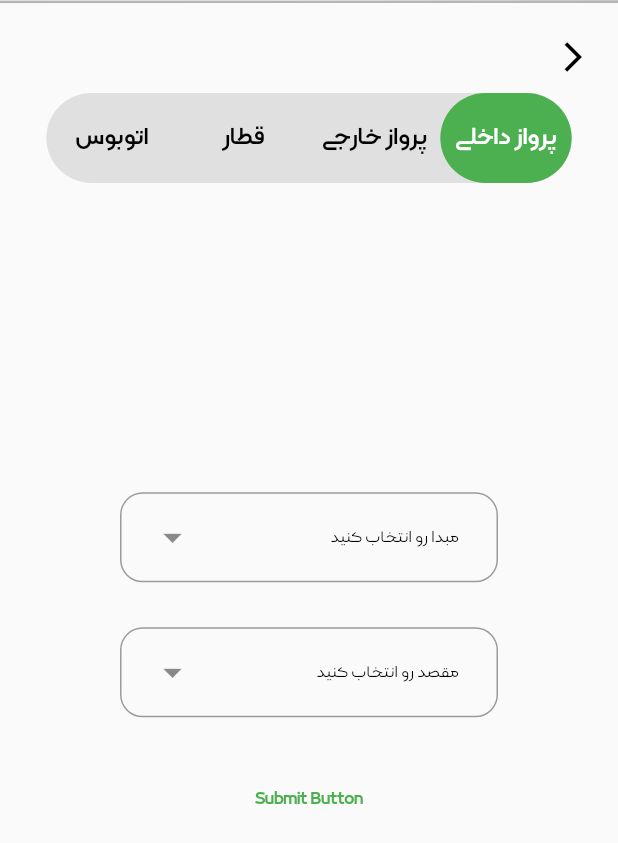
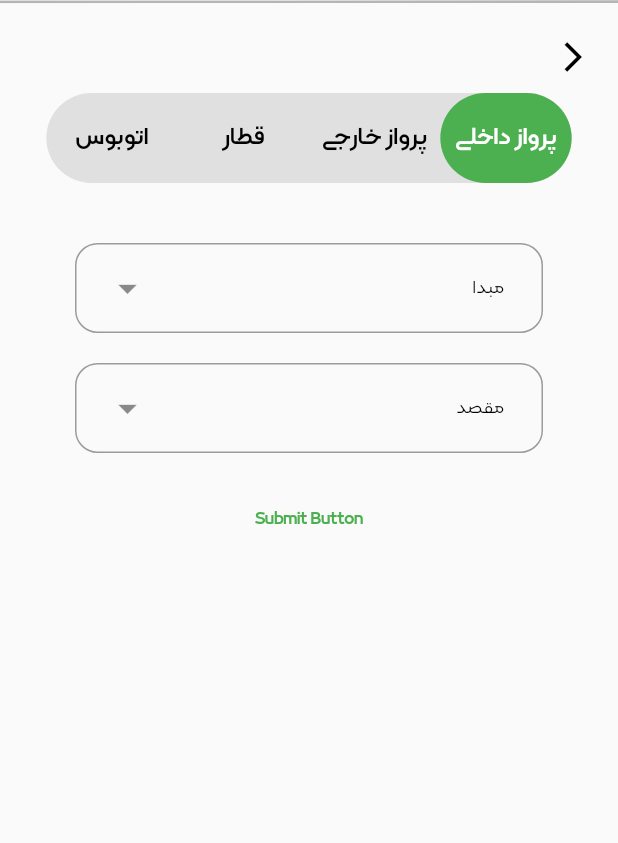
Before and after one commit to ghaemaliabadi/unlimited-heap-ap401, a Flutter app: the screen it shows after launch, after a tap on "صفحه اصلی پروژه", on a phone screen of 412 x 824 dp. Shown: the top 843 px of the screen. Run offline on Flutter 3.47's test engine with Material 2 defaults, Android fonts, the phone set to English and light mode, and no system bars; our stand-ins replace dropdown_button2.

Commit message:
chore: drop down menu is null handler

```diff
--- a/lib/screens/ProjectMainPage.dart
+++ b/lib/screens/ProjectMainPage.dart
@@ -33,9 +33,9 @@ class _ProjectMainPage extends State<ProjectMainPage> {
     textEditingController.dispose();
     super.dispose();
   }
-  final List<String> genderItems = [
-    'Male',
-    'Female',
+  final List<String> travelType = [
+    'یک طرفه',
+    'دو طرفه',
   ];
 
   @override
@@ -118,136 +118,16 @@ class _ProjectMainPage extends State<ProjectMainPage> {
                           child: Form(
                             key: _formKey,
                             child: Padding(
-                              padding: const EdgeInsets.symmetric(horizontal: 80),
+                              padding:
+                                  const EdgeInsets.symmetric(horizontal: 50),
                               child: Column(
-                                mainAxisAlignment: MainAxisAlignment.center,
+                                // mainAxisAlignment: MainAxisAlignment.center,
                                 children: [
-                                  DropdownButtonFormField2(
-                                    decoration: InputDecoration(
-                                      //Add isDense true and zero Padding.
-                                      //Add Horizontal padding using buttonPadding and Vertical padding by increasing buttonHeight instead of add Padding here so that The whole TextField Button become clickable, and also the dropdown menu open under The whole TextField Button.
-                                      isDense: true,
-                                      contentPadding: EdgeInsets.zero,
-                                      border: OutlineInputBorder(
-                                        borderRadius: BorderRadius.circular(15),
-                                      ),
-                                      //Add more decoration as you want here
-                                      //Add label If you want but add hint outside the decoration to be aligned in the button perfectly.
-                                    ),
-                                    isExpanded: true,
-                                    hint: Text(
-                                      'مبدا رو انتخاب کنید',
-                                      style: Theme.of(context).textTheme.bodyText1,
-                                    ),
-                                    items: items
-                                        .map((item) => DropdownMenuItem<String>(
-                                      value: item,
-                                      child: Text(
-                                        item,
-                                        style: const TextStyle(
-                                          fontSize: 14,
-                                        ),
-                                      ),
-                                    ))
-                                        .toList(),
-                                    validator: (value) {
-                                      if (value == null) {
-                                        return 'مبدا';
-                                      }
-                                      return null;
-                                    },
-                                    onChanged: (value) {
-                                      //Do something when changing the item if you want.
-                                    },
-                                    onSaved: (value) {
-                                      selectedValue = value.toString();
-                                    },
-                                    buttonStyleData: const ButtonStyleData(
-                                      height: 60,
-                                      padding: EdgeInsets.only(left: 20, right: 10),
-                                    ),
-                                    iconStyleData: const IconStyleData(
-                                      icon: Icon(
-                                        Icons.arrow_drop_down,
-                                        color: Colors.black45,
-                                      ),
-                                      iconSize: 30,
-                                    ),
-                                    dropdownStyleData: DropdownStyleData(
-                                      decoration: BoxDecoration(
-                                        borderRadius: BorderRadius.circular(15),
-                                      ),
-                                      maxHeight: 200,
-                                        scrollbarTheme: ScrollbarThemeData(
-                                          radius: const Radius.circular(40),
-                                          thickness: MaterialStateProperty.all(6),
-                                          thumbVisibility: MaterialStateProperty.all(true),
-                                        )
-                                    ),
-                                  ),
-                                  const SizedBox(height: 30),
-                                  DropdownButtonFormField2(
-                                    decoration: InputDecoration(
-                                      //Add isDense true and zero Padding.
-                                      //Add Horizontal padding using buttonPadding and Vertical padding by increasing buttonHeight instead of add Padding here so that The whole TextField Button become clickable, and also the dropdown menu open under The whole TextField Button.
-                                      isDense: true,
-                                      contentPadding: EdgeInsets.zero,
-                                      border: OutlineInputBorder(
-                                        borderRadius: BorderRadius.circular(15),
-                                      ),
-                                      //Add more decoration as you want here
-                                      //Add label If you want but add hint outside the decoration to be aligned in the button perfectly.
-                                    ),
-                                    isExpanded: true,
-                                    hint: Text(
-                                      'مقصد رو انتخاب کنید',
-                                      style: Theme.of(context).textTheme.bodyText1,
-                                    ),
-                                    items: items
-                                        .map((item) => DropdownMenuItem<String>(
-                                      value: item,
-                                      child: Text(
-                                        item,
-                                        style: Theme.of(context).textTheme.bodyText1,
-                                      ),
-                                    ))
-                                        .toList(),
-                                    validator: (value) {
-                                      if (value == null) {
-                                        return 'لطفا مقصد رو انتخاب کنید';
-                                      }
-                                      return null;
-                                    },
-                                    onChanged: (value) {
-                                      //Do something when changing the item if you want.
-                                    },
-                                    onSaved: (value) {
-                                      selectedValue = value.toString();
-                                    },
-                                    buttonStyleData: const ButtonStyleData(
-                                      height: 60,
-                                      padding: EdgeInsets.only(left: 20, right: 10),
-                                    ),
-                                    iconStyleData: const IconStyleData(
-                                      icon: Icon(
-                                        Icons.arrow_drop_down,
-                                        color: Colors.black45,
-                                      ),
-                                      iconSize: 30,
-                                    ),
-                                    dropdownStyleData: DropdownStyleData(
-                                        decoration: BoxDecoration(
-                                          borderRadius: BorderRadius.circular(15),
-                                        ),
-                                        maxHeight: 200,
-                                        scrollbarTheme: ScrollbarThemeData(
-                                          radius: const Radius.circular(40),
-                                          thickness: MaterialStateProperty.all(6),
-                                          thumbVisibility: MaterialStateProperty.all(true),
-                                        )
-                                    ),
-                                  ),
-                                  const SizedBox(height: 30),
+                                  const SizedBox(height: 40),
+                                  buildDropDown(context, title: 'مبدا'),
+                                  const SizedBox(height: 20),
+                                  buildDropDown(context, title: 'مقصد'),
+                                  const SizedBox(height: 20),
                                   TextButton(
                                     onPressed: () {
                                       if (_formKey.currentState!.validate()) {
@@ -292,12 +172,72 @@ class _ProjectMainPage extends State<ProjectMainPage> {
     );
   }
 
+  DropdownButtonFormField2<String> buildDropDown(BuildContext context,
+      {required String title}) {
+    return DropdownButtonFormField2(
+      decoration: InputDecoration(
+        //Add isDense true and zero Padding.
+        //Add Horizontal padding using buttonPadding and Vertical padding by increasing buttonHeight instead of add Padding here so that The whole TextField Button become clickable, and also the dropdown menu open under The whole TextField Button.
+        isDense: true,
+        contentPadding: EdgeInsets.zero,
+        border: OutlineInputBorder(
+          borderRadius: BorderRadius.circular(15),
+        ),
+        //Add more decoration as you want here
+        //Add label If you want but add hint outside the decoration to be aligned in the button perfectly.
+      ),
+      isExpanded: true,
+      hint: Text(
+        title,
+        style: Theme.of(context).textTheme.bodyText1,
+      ),
+      items: items
+          .map((item) => DropdownMenuItem<String>(
+                value: item,
+                child: Text(
+                  item,
+                  style: Theme.of(context).textTheme.bodyText1,
+                ),
+              ))
+          .toList(),
+      validator: (value) {
+        if (value == null) {
+          return 'لطفا $title رو انتخاب کنید';
+        }
+        return null;
+      },
+      onChanged: (value) {
+        //Do something when changing the item if you want.
+      },
+      onSaved: (value) {
+        selectedValue = value.toString();
+      },
+      buttonStyleData: const ButtonStyleData(
+        height: 60,
+        padding: EdgeInsets.only(left: 20, right: 10),
+      ),
+      iconStyleData: const IconStyleData(
+        icon: Icon(
+          Icons.arrow_drop_down,
+          color: Colors.black45,
+        ),
+        iconSize: 30,
+      ),
+      dropdownStyleData: DropdownStyleData(
+          decoration: BoxDecoration(
+            borderRadius: BorderRadius.circular(15),
+          ),
+          maxHeight: 200,
+          scrollbarTheme: ScrollbarThemeData(
+            radius: const Radius.circular(40),
+            thickness: MaterialStateProperty.all(6),
+            thumbVisibility: MaterialStateProperty.all(true),
+          )),
+    );
+  }
+
   Widget _menuBar(BuildContext context) {
     var pageWidth = MediaQuery.of(context).size.width;
-    // var pageHeight = MediaQuery
-    //     .of(context)
-    //     .size
-    //     .height;
     return Container(
       width: pageWidth * 0.85,
       height: 60.0,
--- a/lib/theme/MainTheme.dart
+++ b/lib/theme/MainTheme.dart
@@ -41,12 +41,12 @@ ThemeData buildThemeData() {
         color: Colors.black,
       ),
       bodyText1: TextStyle(
-        fontSize: 14.0,
+        fontSize: 16.0,
         fontWeight: FontWeight.w300,
         color: Colors.black,
       ),
       bodyText2: TextStyle(
-        fontSize: 12.0,
+        fontSize: 14.0,
         fontWeight: FontWeight.w300,
         color: Colors.black,
       ),
```
